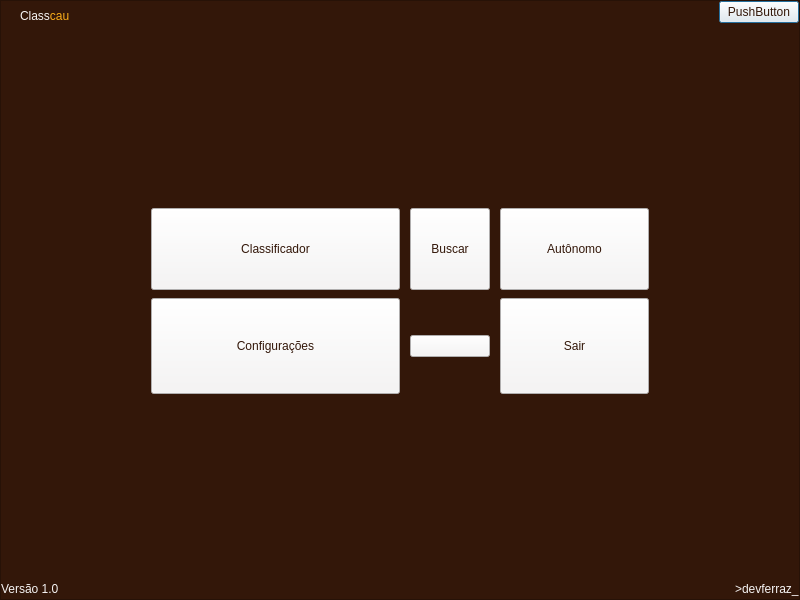
Above: classcau/dtelainicial.ui from patricksferraz/classcau-desktop before the change. Below: the same form after it.
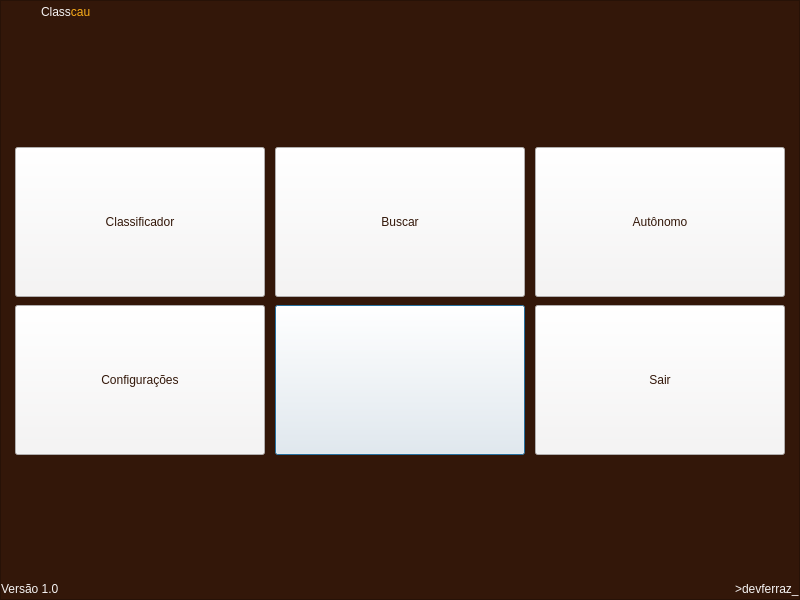
That is the form after the change. Icons and pictures are not drawn.

What changed in the file:
```diff
--- a/classcau/dtelainicial.ui
+++ b/classcau/dtelainicial.ui
@@ -69,35 +69,60 @@
        <layout class="QVBoxLayout" name="verticalLayout_2">
         <item>
          <layout class="QVBoxLayout" name="verticalLayout">
+          <property name="spacing">
+           <number>0</number>
+          </property>
           <item>
            <layout class="QHBoxLayout" name="horizontalLayout_2">
+            <property name="spacing">
+             <number>0</number>
+            </property>
             <item>
              <layout class="QHBoxLayout" name="horizontalLayout">
               <property name="spacing">
-               <number>6</number>
+               <number>0</number>
               </property>
               <property name="leftMargin">
-               <number>6</number>
+               <number>0</number>
               </property>
               <property name="topMargin">
-               <number>6</number>
+               <number>0</number>
               </property>
               <item>
-               <widget class="QLabel" name="lModoAvancado">
-                <property name="maximumSize">
+               <widget class="QPushButton" name="pbAdvanced">
+                <property name="sizePolicy">
+                 <sizepolicy hsizetype="Minimum" vsizetype="Fixed">
+                  <horstretch>0</horstretch>
+                  <verstretch>0</verstretch>
+                 </sizepolicy>
+                </property>
+                <property name="mouseTracking">
+                 <bool>true</bool>
+                </property>
+                <property name="focusPolicy">
+                 <enum>Qt::NoFocus</enum>
+                </property>
+                <property name="contextMenuPolicy">
+                 <enum>Qt::DefaultContextMenu</enum>
+                </property>
+                <property name="text">
+                 <string/>
+                </property>
+                <property name="icon">
+                 <iconset resource="resource.qrc">
+                  <normaloff>:/icon/img/icon/pLogoClasscau.svg</normaloff>:/icon/img/icon/pLogoClasscau.svg</iconset>
+                </property>
+                <property name="iconSize">
                  <size>
-                  <width>277</width>
-                  <height>16777215</height>
+                  <width>40</width>
+                  <height>40</height>
                  </size>
                 </property>
-                <property name="text">
-                 <string/>
+                <property name="autoDefault">
+                 <bool>false</bool>
                 </property>
-                <property name="pixmap">
-                 <pixmap resource="resource.qrc">:/icon/img/icon/tLogoClasscau.svg</pixmap>
-                </property>
-                <property name="alignment">
-                 <set>Qt::AlignBottom|Qt::AlignRight|Qt::AlignTrailing</set>
+                <property name="flat">
+                 <bool>true</bool>
                 </property>
                </widget>
               </item>
@@ -110,7 +135,7 @@
                  <string>&lt;html&gt;&lt;head/&gt;&lt;body&gt;&lt;p&gt;&lt;span style=&quot; color:#f6f4f4;&quot;&gt;Class&lt;/span&gt;&lt;span style=&quot; color:#faad19;&quot;&gt;cau&lt;/span&gt;&lt;/p&gt;&lt;/body&gt;&lt;/html&gt;</string>
                 </property>
                 <property name="alignment">
-                 <set>Qt::AlignBottom|Qt::AlignLeading|Qt::AlignLeft</set>
+                 <set>Qt::AlignLeading|Qt::AlignLeft|Qt::AlignVCenter</set>
                 </property>
                </widget>
               </item>
@@ -132,12 +157,32 @@
             <item>
              <widget class="QPushButton" name="pushButton">
               <property name="styleSheet">
-               <string notr="true">font: 10pt &quot;Roboto Bk&quot;;
-background-color: rgb(246, 244, 244);
-color: rgb(51, 23, 9);</string>
+               <string notr="true"/>
               </property>
               <property name="text">
-               <string>PushButton</string>
+               <string/>
+              </property>
+              <property name="icon">
+               <iconset resource="resource.qrc">
+                <normaloff>:/icon/img/icon/logoMenu.svg</normaloff>:/icon/img/icon/logoMenu.svg</iconset>
+              </property>
+              <property name="iconSize">
+               <size>
+                <width>25</width>
+                <height>25</height>
+               </size>
+              </property>
+              <property name="checkable">
+               <bool>false</bool>
+              </property>
+              <property name="autoDefault">
+               <bool>false</bool>
+              </property>
+              <property name="default">
+               <bool>false</bool>
+              </property>
+              <property name="flat">
+               <bool>true</bool>
               </property>
              </widget>
             </item>
@@ -169,6 +214,18 @@
             </property>
             <item row="1" column="2">
              <widget class="QPushButton" name="pbNone">
+              <property name="minimumSize">
+               <size>
+                <width>250</width>
+                <height>150</height>
+               </size>
+              </property>
+              <property name="maximumSize">
+               <size>
+                <width>250</width>
+                <height>150</height>
+               </size>
+              </property>
               <property name="styleSheet">
                <string notr="true">font: 10pt &quot;Roboto Bk&quot;;
 background-color: rgb(246, 244, 244);
@@ -187,6 +244,18 @@
                 <verstretch>0</verstretch>
                </sizepolicy>
               </property>
+              <property name="minimumSize">
+               <size>
+                <width>250</width>
+                <height>150</height>
+               </size>
+              </property>
+              <property name="maximumSize">
+               <size>
+                <width>250</width>
+                <height>150</height>
+               </size>
+              </property>
               <property name="styleSheet">
                <string notr="true">font: 15pt &quot;Roboto Bk&quot;;
 background-color: rgb(246, 244, 244);
@@ -215,6 +284,18 @@
                 <verstretch>0</verstretch>
                </sizepolicy>
               </property>
+              <property name="minimumSize">
+               <size>
+                <width>250</width>
+                <height>150</height>
+               </size>
+              </property>
+              <property name="maximumSize">
+               <size>
+                <width>250</width>
+                <height>150</height>
+               </size>
+              </property>
               <property name="styleSheet">
                <string notr="true">font: 15pt &quot;Roboto Bk&quot;;
 background-color: rgb(246, 244, 244);
@@ -244,6 +325,18 @@
                 <verstretch>80</verstretch>
                </sizepolicy>
               </property>
+              <property name="minimumSize">
+               <size>
+                <width>250</width>
+                <height>150</height>
+               </size>
+              </property>
+              <property name="maximumSize">
+               <size>
+                <width>250</width>
+                <height>150</height>
+               </size>
+              </property>
               <property name="styleSheet">
                <string notr="true">font: 15pt &quot;Roboto Bk&quot;;
 background-color: rgb(246, 244, 244);
@@ -262,6 +355,9 @@
                 <height>80</height>
                </size>
               </property>
+              <property name="flat">
+               <bool>false</bool>
+              </property>
              </widget>
             </item>
             <item row="0" column="0">
@@ -300,14 +396,14 @@
               </property>
               <property name="minimumSize">
                <size>
-                <width>249</width>
-                <height>96</height>
+                <width>250</width>
+                <height>150</height>
                </size>
               </property>
               <property name="maximumSize">
                <size>
-                <width>16777215</width>
-                <height>96</height>
+                <width>250</width>
+                <height>150</height>
                </size>
               </property>
               <property name="styleSheet">
@@ -353,6 +449,18 @@
                 <verstretch>0</verstretch>
                </sizepolicy>
               </property>
+              <property name="minimumSize">
+               <size>
+                <width>250</width>
+                <height>150</height>
+               </size>
+              </property>
+              <property name="maximumSize">
+               <size>
+                <width>250</width>
+                <height>150</height>
+               </size>
+              </property>
               <property name="focusPolicy">
                <enum>Qt::StrongFocus</enum>
               </property>
```
Left out of the diff: 18 changed lines with no effect on the pictures.
